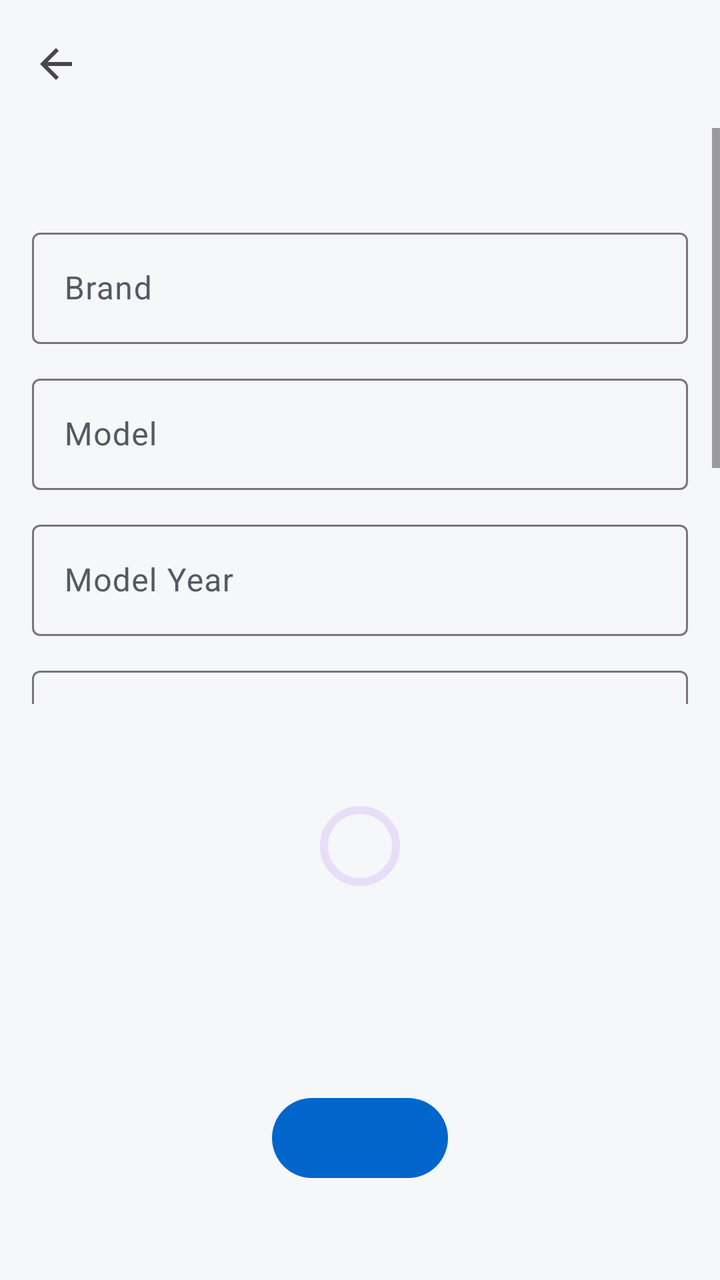
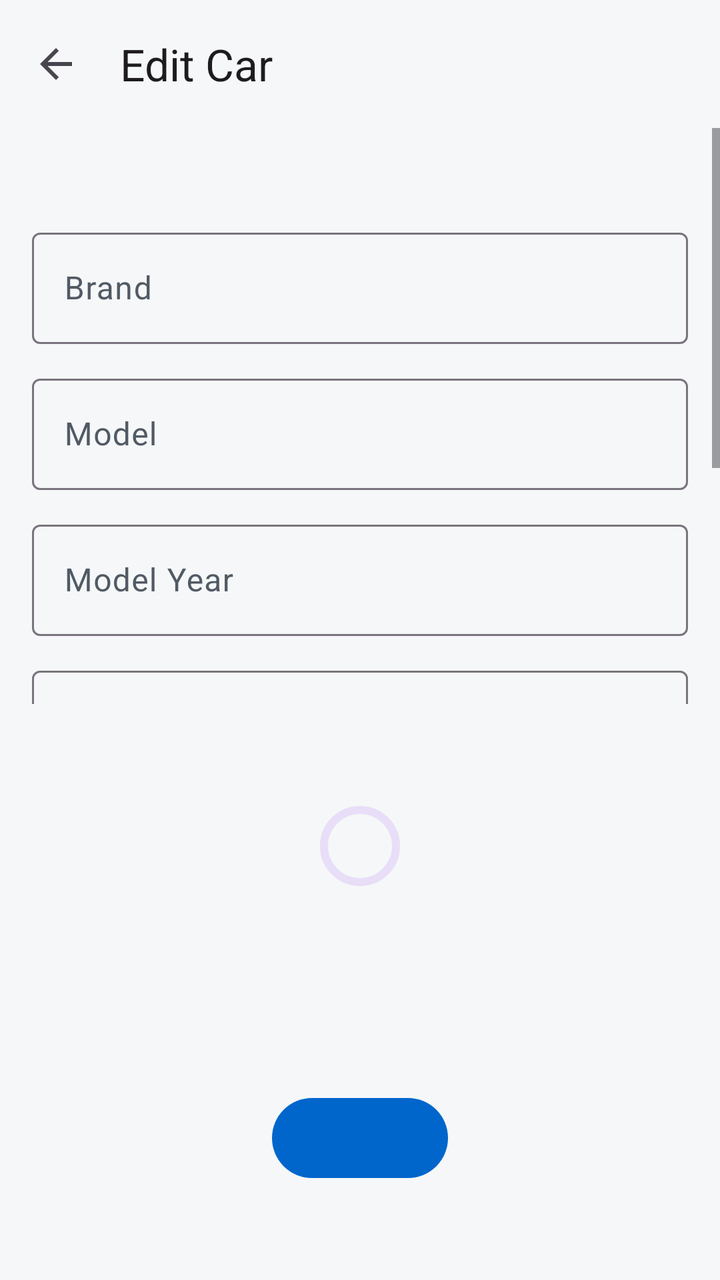

Before-and-after screenshots of an Android layout around one commit, followed by the original layout XML and the change that was made.
<!-- AndroidManifest.xml: application theme Theme.Corsa -->
<!-- res/layout/fragment_vehicle_editor.xml -->
<?xml version="1.0" encoding="utf-8"?>
<LinearLayout xmlns:android="http://schemas.android.com/apk/res/android" xmlns:app="http://schemas.android.com/apk/res-auto"
    android:layout_width="match_parent" android:layout_height="match_parent" android:orientation="vertical">
    <com.google.android.material.appbar.MaterialToolbar android:id="@+id/toolbar" android:layout_width="match_parent" android:layout_height="wrap_content" android:title="@string/edit_vehicle" app:navigationIcon="?attr/homeAsUpIndicator" />
    <ScrollView android:id="@+id/editorContent" android:layout_width="match_parent" android:layout_height="0dp" android:layout_weight="1" android:fillViewport="true">
        <LinearLayout android:layout_width="match_parent" android:layout_height="wrap_content" android:orientation="vertical" android:padding="16dp">
            <TextView android:id="@+id/storageError" android:layout_width="match_parent" android:layout_height="wrap_content" android:layout_marginBottom="12dp" android:textColor="?attr/colorError" android:accessibilityLiveRegion="polite" />
            <com.google.android.material.textfield.TextInputLayout android:id="@+id/brandLayout" android:layout_width="match_parent" android:layout_height="wrap_content" android:hint="@string/brand_label">
                <com.google.android.material.textfield.TextInputEditText android:id="@+id/brandInput" android:layout_width="match_parent" android:layout_height="wrap_content" android:inputType="textCapWords" android:maxLines="1" />
            </com.google.android.material.textfield.TextInputLayout>
            <com.google.android.material.textfield.TextInputLayout android:id="@+id/modelLayout" android:layout_width="match_parent" android:layout_height="wrap_content" android:layout_marginTop="12dp" android:hint="@string/model_label">
                <com.google.android.material.textfield.TextInputEditText android:id="@+id/modelInput" android:layout_width="match_parent" android:layout_height="wrap_content" android:inputType="textCapWords" android:maxLines="1" />
            </com.google.android.material.textfield.TextInputLayout>
            <com.google.android.material.textfield.TextInputLayout android:id="@+id/yearLayout" android:layout_width="match_parent" android:layout_height="wrap_content" android:layout_marginTop="12dp" android:hint="@string/year_label">
                <com.google.android.material.textfield.TextInputEditText android:id="@+id/yearInput" android:layout_width="match_parent" android:layout_height="wrap_content" android:inputType="number" android:maxLines="1" />
            </com.google.android.material.textfield.TextInputLayout>
            <com.google.android.material.textfield.TextInputLayout android:id="@+id/plateLayout" android:layout_width="match_parent" android:layout_height="wrap_content" android:layout_marginTop="12dp" android:hint="@string/plate_label">
                <com.google.android.material.textfield.TextInputEditText android:id="@+id/plateInput" android:layout_width="match_parent" android:layout_height="wrap_content" android:inputType="textCapCharacters" android:maxLines="1" />
            </com.google.android.material.textfield.TextInputLayout>
            <com.google.android.material.textfield.TextInputLayout android:id="@+id/mileageLayout" android:layout_width="match_parent" android:layout_height="wrap_content" android:layout_marginTop="12dp" android:hint="@string/mileage_label" app:suffixText="km">
                <com.google.android.material.textfield.TextInputEditText android:id="@+id/mileageInput" android:layout_width="match_parent" android:layout_height="wrap_content" android:inputType="number" android:maxLines="1" />
            </com.google.android.material.textfield.TextInputLayout>
            <com.google.android.material.button.MaterialButton android:id="@+id/saveVehicle" android:layout_width="match_parent" android:layout_height="wrap_content" android:layout_marginTop="24dp" android:minHeight="48dp" android:text="@string/save" />
        </LinearLayout>
    </ScrollView>
    <LinearLayout android:id="@+id/editorStatus" android:layout_width="match_parent" android:layout_height="0dp" android:layout_weight="1" android:gravity="center" android:orientation="vertical" android:padding="24dp">
        <com.google.android.material.progressindicator.CircularProgressIndicator android:id="@+id/editorProgress" android:layout_width="wrap_content" android:layout_height="wrap_content" />
        <TextView android:id="@+id/editorStatusTitle" android:layout_width="wrap_content" android:layout_height="wrap_content" android:layout_marginTop="16dp" android:gravity="center" android:textAppearance="?attr/textAppearanceHeadlineSmall" />
        <TextView android:id="@+id/editorStatusMessage" android:layout_width="wrap_content" android:layout_height="wrap_content" android:layout_marginTop="8dp" android:gravity="center" android:textAppearance="?attr/textAppearanceBodyLarge" />
        <com.google.android.material.button.MaterialButton android:id="@+id/editorStatusAction" android:layout_width="wrap_content" android:layout_height="wrap_content" android:layout_marginTop="20dp" android:minHeight="48dp" />
    </LinearLayout>
</LinearLayout>
<!-- resources referenced by this layout -->
<resources>
  <string name="brand_label">Brand</string>
  <string name="edit_vehicle">Edit Car</string>
  <string name="mileage_label">Current Odometer (km)</string>
  <string name="model_label">Model</string>
  <string name="plate_label">Plate Number (Optional)</string>
  <string name="save">Save</string>
  <string name="year_label">Model Year</string>
  <style name="Theme.Corsa" parent="Base.Theme.Corsa" />
  <style name="Base.Theme.Corsa" parent="Theme.Material3.DayNight.NoActionBar">
          <item name="android:windowBackground">@color/corsa_background</item>
          <item name="android:colorBackground">@color/corsa_background</item>
          <item name="colorSurface">@color/corsa_surface</item>
          <item name="colorOnSurface">@color/corsa_primary_content</item>
          <item name="colorOnSurfaceVariant">@color/corsa_secondary_content</item>
          <item name="colorPrimary">@color/corsa_accent</item>
          <item name="colorOnPrimary">@color/corsa_on_accent</item>
          <item name="colorError">@color/corsa_error</item>
      </style>
  <color name="corsa_background">#F5F7F8</color>
  <color name="corsa_surface">#FFFFFF</color>
  <color name="corsa_primary_content">#16181C</color>
  <color name="corsa_secondary_content">#515A64</color>
  <color name="corsa_accent">#0066CC</color>
  <color name="corsa_on_accent">#FFFFFF</color>
  <color name="corsa_error">#A32124</color>
</resources>

<!-- the commit's change to res/layout/fragment_vehicle_editor.xml (unified diff, before → after) -->
@@ -1,7 +1,7 @@
 <?xml version="1.0" encoding="utf-8"?>
 <LinearLayout xmlns:android="http://schemas.android.com/apk/res/android" xmlns:app="http://schemas.android.com/apk/res-auto"
     android:layout_width="match_parent" android:layout_height="match_parent" android:orientation="vertical">
-    <com.google.android.material.appbar.MaterialToolbar android:id="@+id/toolbar" android:layout_width="match_parent" android:layout_height="wrap_content" android:title="@string/edit_vehicle" app:navigationIcon="?attr/homeAsUpIndicator" />
+    <com.google.android.material.appbar.MaterialToolbar android:id="@+id/toolbar" android:layout_width="match_parent" android:layout_height="wrap_content" app:title="@string/edit_vehicle" app:navigationIcon="?attr/homeAsUpIndicator" />
     <ScrollView android:id="@+id/editorContent" android:layout_width="match_parent" android:layout_height="0dp" android:layout_weight="1" android:fillViewport="true">
         <LinearLayout android:layout_width="match_parent" android:layout_height="wrap_content" android:orientation="vertical" android:padding="16dp">
             <TextView android:id="@+id/storageError" android:layout_width="match_parent" android:layout_height="wrap_content" android:layout_marginBottom="12dp" android:textColor="?attr/colorError" android:accessibilityLiveRegion="polite" />
